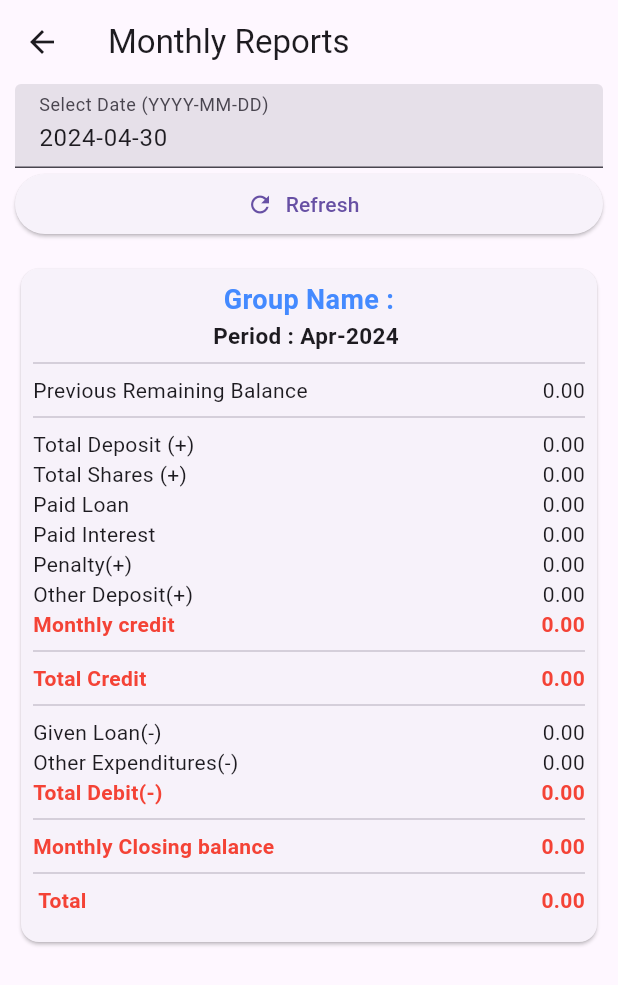
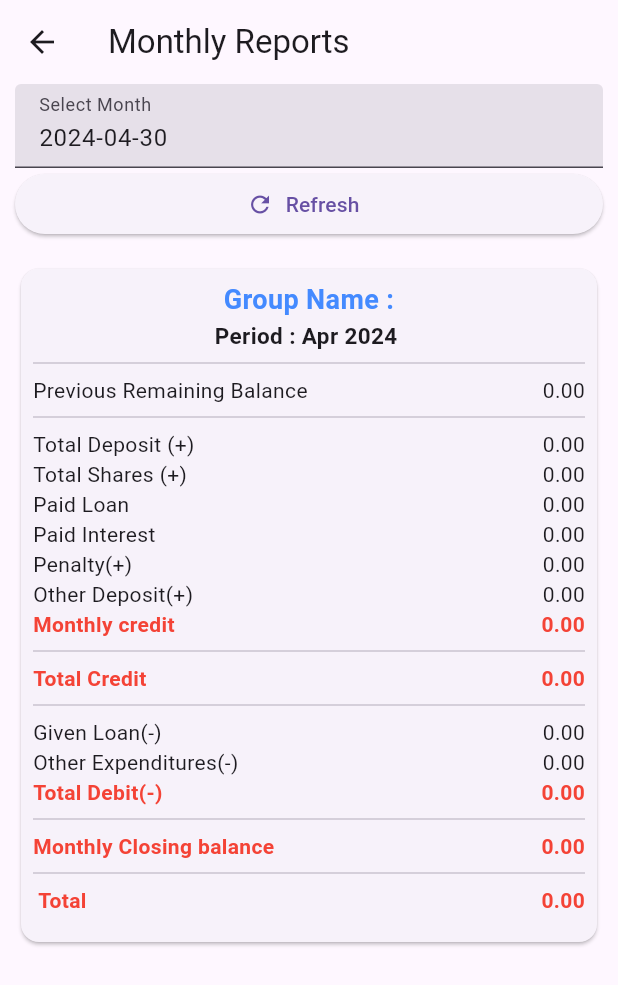
Before and after one commit to pratikmmohite/bachatgatmanager, a Flutter app: the MonthlyReport screen opened directly with empty values, on a phone screen of 412 x 824 dp. Shown: the top 985 px of the screen. Run offline on Flutter 3.47's test engine with Material 3 defaults, Android fonts, the phone set to English and light mode, and no system bars; our stand-ins replace cross_file, file_picker, open_filex, pdf, printing, shared_preferences and 3 more; missing offline and left inert: excel, file_saver; accounts and stored records are empty.

Commit message:
bug fixes in yearly Report and change the default time period in monthly_report.dart and yearly_report.dart

```diff
--- a/lib/common/utils.dart
+++ b/lib/common/utils.dart
@@ -57,6 +57,10 @@ class AppUtils {
 
   static String getHumanReadableDt(DateTime dt) {
     return "${dt.day}-${AppConstants.cEnMonthsStr[dt.month - 1]}-${dt.year}";
+  }
+
+  static String getHumanReadableMonthhDt(DateTime dt) {
+    return "${AppConstants.cEnMonthsStr[dt.month - 1]} ${dt.year}";
   }
 
   static String getReadableTrxPeriod(DateTime dt) {
--- a/lib/features/groups/pages/pdf/member_report.dart
+++ b/lib/features/groups/pages/pdf/member_report.dart
@@ -27,7 +27,7 @@ class _MemberReportState extends State<MemberReport> {
   late String selectedMemberId;
   late List<MemberTransactionDetails> memberData;
   late String selectedMemberName;
-  DateTime _startDate = DateTime.now();
+  late DateTime _startDate;
   DateTime _endDate = DateTime.now();
   DateTimeRange dtchnage =
       DateTimeRange(start: DateTime.now(), end: DateTime.now());
@@ -112,8 +112,7 @@ class _MemberReportState extends State<MemberReport> {
     _members = widget.members;
     selectedMemberId = _members.isEmpty ? "" : _members[0].id;
     selectedMemberName = _members.isEmpty ? " " : _members[0].name;
-    _startDate = DateTime.now();
-    _endDate = DateTime.now();
+    _startDate = DateTime(_endDate.year, _endDate.month - 1, _endDate.day);
 
     _textController = TextEditingController(
         text: "${formatDt(_startDate)} to ${formatDt(_endDate)}");
--- a/lib/features/groups/pages/pdf/monthly_report.dart
+++ b/lib/features/groups/pages/pdf/monthly_report.dart
@@ -4,6 +4,7 @@
  * Proprietary and confidential
  * Author: Pratik Mohite <dev.pratikm@gmail.com>
 */
+import 'package:bachat_gat/common/common_index.dart';
 import 'package:bachat_gat/locals/app_local_delegate.dart';
 import 'package:flutter/material.dart';
 
@@ -81,7 +82,7 @@ class _MonthlyReportState extends State<MonthlyReport> {
               TextFormField(
                 readOnly: true,
                 decoration: InputDecoration(
-                  labelText: "Select Date (YYYY-MM-DD)",
+                  labelText: "Select Month",
                   hintText: "Enter ${local.tfStartDate}",
                   filled: true,
                 ),
@@ -140,7 +141,7 @@ class _MonthlyReportState extends State<MonthlyReport> {
                           textAlign: TextAlign.center,
                         ),
                         Text(
-                          '${local.period} : ${local.getHumanTrxPeriod(_startDate)} ',
+                          '${local.period} : ${AppUtils.getHumanReadableMonthhDt(_startDate)} ',
                           style: const TextStyle(
                               fontSize: 15, fontWeight: FontWeight.bold),
                         ),
```
Also changed, not shown: lib/features/groups/pages/pdf/yearly_report.dart (+8 -14 lines).
